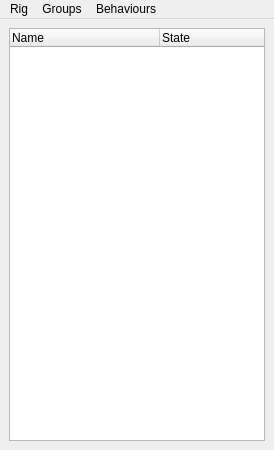
First picture: the form in riglab/layout/ui/manager.ui, repository csaez/riglab, before the edit.
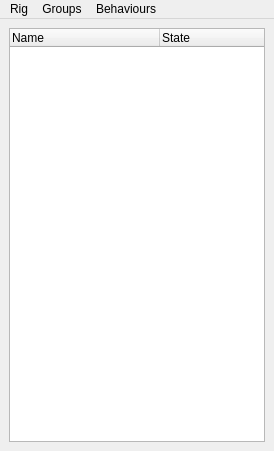
Second picture: the form after the edit.

Commit message: rig/solvers gui manager 2

Diff of the .ui file:
```diff
--- a/riglab/layout/ui/manager.ui
+++ b/riglab/layout/ui/manager.ui
@@ -7,7 +7,7 @@
     <x>0</x>
     <y>0</y>
     <width>274</width>
-    <height>450</height>
+    <height>451</height>
    </rect>
   </property>
   <property name="contextMenuPolicy">
```
Left out of the diff: 33 changed lines with no effect on the pictures. The commit also changes 2 other files.
